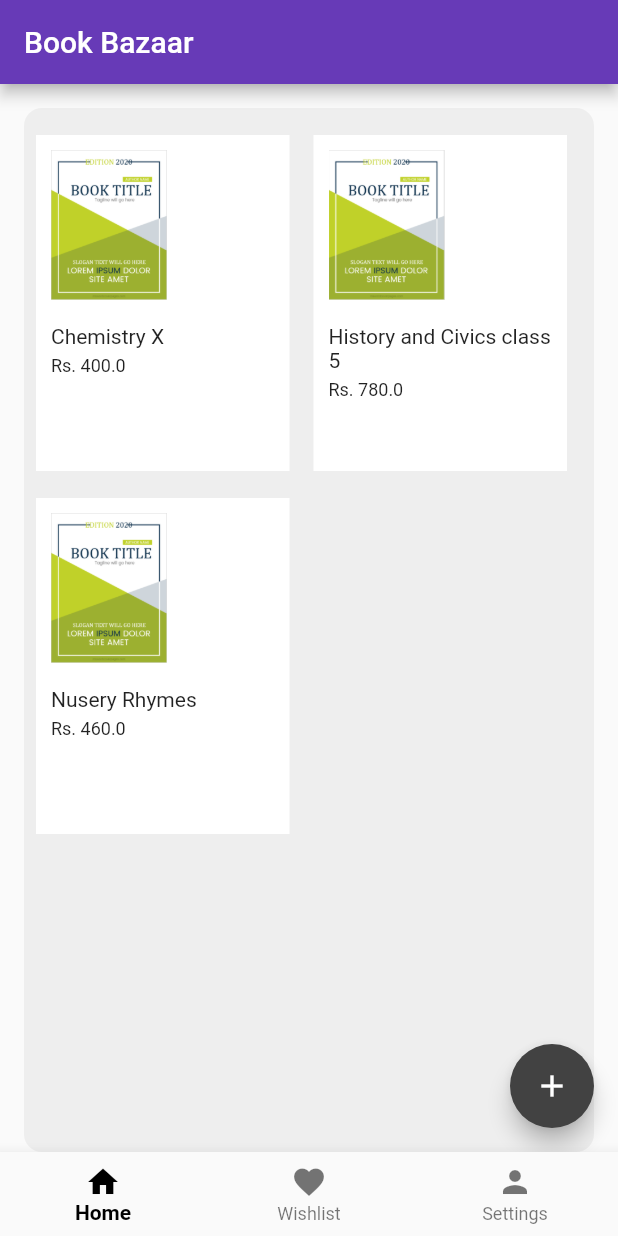
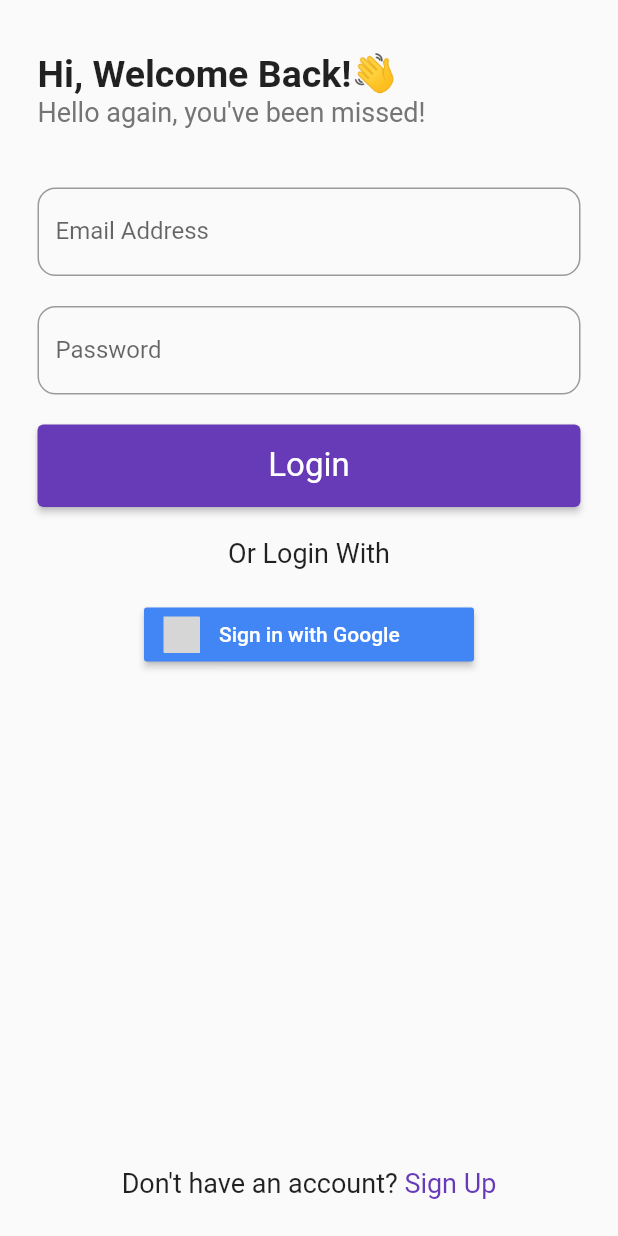
Before and after one commit to shrutikahilale/Book-Bazaar-App, a Flutter app: the screen it shows after launch, on a phone screen of 412 x 824 dp. Run offline on Flutter 3.47's test engine with Material 2 defaults, Android fonts, the phone set to English and light mode, and no system bars; drawn by our look-alikes of sign_in_button; our stand-ins replace cloud_firestore, firebase_auth, firebase_core, google_fonts, google_sign_in; accounts and stored records are empty; Roboto replaces fonts that are missing (Kanit); grey boxes are pictures that could not be loaded.

Commit message:
added login/signup service

```diff
--- /dev/null
+++ b/lib/consts/app_consts.dart
@@ -0,0 +1,5 @@
+import 'package:flutter/material.dart';
+
+class Consts {
+  static const Color primary = Color(0xFF673AB7);
+}
--- a/lib/main.dart
+++ b/lib/main.dart
@@ -1,12 +1,19 @@
-import 'package:bookbazaar/first_home_screen.dart';
+import 'package:bookbazaar/screens/first_home_screen.dart';
 import 'package:bookbazaar/layouts/profile.dart';
 import 'package:bookbazaar/layouts/viewbook.dart';
+import 'package:bookbazaar/screens/intro_screen.dart';
+import 'package:bookbazaar/screens/login_screen.dart';
+import 'package:bookbazaar/screens/middleware.dart';
+import 'package:bookbazaar/screens/register_screen.dart';
+import 'package:firebase_core/firebase_core.dart';
 import 'package:flutter/material.dart';
 
 import 'layouts/home.dart';
 import 'layouts/addbook.dart';
 
-void main() {
+Future<void> main() async {
+  WidgetsFlutterBinding.ensureInitialized();
+  await Firebase.initializeApp();
   runApp(const MyApp());
 }
 
@@ -20,10 +27,12 @@ class MyApp extends StatelessWidget {
       theme: ThemeData(
         primarySwatch: Colors.blue,
       ),
-      home: FirstScreen(),
+      home: Middleware(),
       routes: {
-        '/viewbook':(context) => BookLayout(),
-        '/addbook':(context)=> AddBook(),
+        '/viewbook': (context) => BookLayout(),
+        '/addbook': (context) => AddBook(),
+        '/login': (context) => LoginScreen(),
+        '/register': (context) => RegisterScreen(),
       },
     );
   }
--- /dev/null
+++ b/lib/screens/login_screen.dart
@@ -0,0 +1,171 @@
+import 'package:bookbazaar/consts/app_consts.dart';
+import 'package:bookbazaar/screens/register_screen.dart';
+import 'package:bookbazaar/services/auth_service.dart';
+import 'package:flutter/material.dart';
+import 'package:google_fonts/google_fonts.dart';
+import 'package:google_sign_in/google_sign_in.dart';
+import 'package:sign_in_button/sign_in_button.dart';
+
+class LoginScreen extends StatefulWidget {
+  LoginScreen({Key? key}) : super(key: key);
+
+  @override
+  State<LoginScreen> createState() => _LoginScreenState();
+}
+
+class _LoginScreenState extends State<LoginScreen> {
+  @override
+  final key = GlobalKey<FormState>();
+
+  TextEditingController email = TextEditingController();
+
+  TextEditingController password = TextEditingController();
+
+  @override
+  Widget build(BuildContext context) {
+    return Scaffold(
+      resizeToAvoidBottomInset: false,
+      body: SafeArea(
+        child: Padding(
+          padding: const EdgeInsets.symmetric(horizontal: 25, vertical: 25),
+          child:
+              Column(crossAxisAlignment: CrossAxisAlignment.start, children: [
+            SizedBox(
+              height: 10,
+            ),
+            Text(
+              "Hi, Welcome Back!👋",
+              style:
+                  GoogleFonts.kanit(fontSize: 25, fontWeight: FontWeight.w600),
+            ),
+            Text(
+              "Hello again, you've been missed!",
+              style: GoogleFonts.kanit(
+                  fontSize: 18,
+                  fontWeight: FontWeight.w400,
+                  color: Colors.grey.shade600),
+            ),
+            Form(
+                key: key,
+                child: Column(
+                  children: [
+                    SizedBox(
+                      height: 40,
+                    ),
+                    TextFormField(
+                      validator: (value) {
+                        if (value == null ||
+                            value.isEmpty ||
+                            !value.contains('@gmail.com')) {
+                          return 'Please enter valid email';
+                        }
+                        return null;
+                      },
+                      controller: email,
+                      decoration: InputDecoration(
+                          labelText: 'Email Address',
+                          border: OutlineInputBorder(
+                              borderRadius: BorderRadius.circular(12))),
+                    ),
+                    SizedBox(
+                      height: 20,
+                    ),
+                    TextFormField(
+                      validator: (value) {
+                        if (value == null || value.isEmpty) {
+                          return 'Please enter a valid password';
+                        }
+
+                        if (value.length < 6) {
+                          return 'Password length should be min 6.';
+                        }
+                        return null;
+                      },
+                      controller: password,
+                      obscureText: true,
+                      decoration: InputDecoration(
+                          labelText: 'Password',
+                          border: OutlineInputBorder(
+                              borderRadius: BorderRadius.circular(12))),
+                    ),
+                    const SizedBox(
+                      height: 20,
+                    ),
+                  ],
+                )),
+            ElevatedButton(
+                style: ElevatedButton.styleFrom(
+                    backgroundColor: Consts.primary,
+                    fixedSize:
+                        Size(MediaQuery.of(context).size.width * 0.92, 55)),
+                onPressed: () {
+                  if (key.currentState!.validate()) {
+                    AuthService().login(
+                        email.text.trim(), password.text.trim(), context);
+                  }
+                },
+                child: Text(
+                  "Login",
+                  style: GoogleFonts.kanit(
+                    fontSize: 22,
+                    fontWeight: FontWeight.w400,
+                  ),
+                )),
+            const SizedBox(
+              height: 20,
+            ),
+            Row(
+              mainAxisAlignment: MainAxisAlignment.center,
+              children: [
+                Text(
+                  "Or Login With",
+                  style: GoogleFonts.kanit(
+                    fontSize: 18,
+                    fontWeight: FontWeight.w400,
+                  ),
+                ),
+              ],
+            ),
+            const SizedBox(
+              height: 20,
+            ),
+            Center(
+              child: SignInButton(
+                Buttons.googleDark,
+                onPressed: () {
+                  AuthService().signInWithGoogle();
+                },
+              ),
+            ),
+            Expanded(
+              child: Column(
+                mainAxisAlignment: MainAxisAlignment.end,
+                children: [
+                  Row(
+                    mainAxisAlignment: MainAxisAlignment.center,
+                    children: [
+                      Text(
+                        "Don't have an account?",
+                        style: GoogleFonts.kanit(fontSize: 18),
+                      ),
+                      GestureDetector(
+                        onTap: () {
+                          Navigator.of(context).pushNamed('/register');
+                        },
+                        child: Text(
+                          " Sign Up",
+                          style: GoogleFonts.kanit(
+                              fontSize: 18, color: Consts.primary),
+                        ),
+                      ),
+                    ],
+                  ),
+                ],
+              ),
+            ),
+          ]),
+        ),
+      ),
+    );
+  }
+}
--- /dev/null
+++ b/lib/screens/middleware.dart
@@ -0,0 +1,24 @@
+import 'package:bookbazaar/screens/first_home_screen.dart';
+import 'package:bookbazaar/screens/login_screen.dart';
+import 'package:firebase_auth/firebase_auth.dart';
+import 'package:flutter/cupertino.dart';
+import 'package:flutter/src/widgets/container.dart';
+import 'package:flutter/src/widgets/framework.dart';
+
+class Middleware extends StatelessWidget {
+  const Middleware({super.key});
+
+  @override
+  Widget build(BuildContext context) {
+    return StreamBuilder<User?>(
+      stream: FirebaseAuth.instance.authStateChanges(),
+      builder: (context, snapshot) {
+        debugPrint(snapshot.data?.uid.toString());
+        if (snapshot.hasData) {
+          return FirstScreen();
+        }
+        return LoginScreen();
+      },
+    );
+  }
+}
--- /dev/null
+++ b/lib/services/auth_service.dart
@@ -0,0 +1,102 @@
+import 'package:cloud_firestore/cloud_firestore.dart';
+import 'package:firebase_auth/firebase_auth.dart';
+import 'package:flutter/cupertino.dart';
+import 'package:flutter/material.dart';
+import 'package:google_sign_in/google_sign_in.dart';
+
+class AuthService {
+  Future<bool> signInWithGoogle() async {
+    // Trigger the authentication flow
+    final GoogleSignInAccount? googleUser = await GoogleSignIn().signIn();
+
+    // Obtain the auth details from the request
+    final GoogleSignInAuthentication? googleAuth =
+        await googleUser?.authentication;
+
+    // Create a new credential
+    final credential = GoogleAuthProvider.credential(
+      accessToken: googleAuth?.accessToken,
+      idToken: googleAuth?.idToken,
+    );
+
+    // Once signed in, return the UserCredential
+    final userCred =
+        await FirebaseAuth.instance.signInWithCredential(credential);
+
+    if (userCred.additionalUserInfo!.isNewUser) {
+      await createUserProfile(
+          userCred.user!.displayName ?? "",
+          userCred.user!.email ?? "",
+          userCred.user!.phoneNumber ?? "",
+          userCred.user!.uid,
+          userCred.user!.photoURL ?? "");
+    }
+
+    return true;
+  }
+
+  void login(String emailAddress, String password, BuildContext context) async {
+    try {
+      final credential = await FirebaseAuth.instance
+          .signInWithEmailAndPassword(email: emailAddress, password: password);
+    } on FirebaseAuthException catch (e) {
+      if (e.code == 'user-not-found') {
+        debugPrint('No user found for that email.');
+        ScaffoldMessenger.of(context).showSnackBar(
+            const SnackBar(content: Text('No user found for that email.')));
+      } else if (e.code == 'wrong-password') {
+        debugPrint('Wrong password provided for that user.');
+        ScaffoldMessenger.of(context).showSnackBar(const SnackBar(
+            content: Text('Wrong password provided for that user.')));
+      } else {
+        debugPrint(e.toString());
+      }
+    }
+  }
+
+  Future<void> register(String name, String phone, String emailAddress,
+      String password, BuildContext context) async {
+    try {
+      debugPrint('registering started...');
+      final credential =
+          await FirebaseAuth.instance.createUserWithEmailAndPassword(
+        email: emailAddress,
+        password: password,
+      );
+
+      await createUserProfile(name, emailAddress, phone, credential.user!.uid,
+          credential.user!.photoURL ?? "");
+
+      Navigator.of(context).pop();
+    } on FirebaseAuthException catch (e) {
+      if (e.code == 'weak-password') {
+        debugPrint('weak password');
+        ScaffoldMessenger.of(context).showSnackBar(const SnackBar(
+            content: Text('The password provided is too weak.')));
+      } else if (e.code == 'email-already-in-use') {
+        debugPrint('already in use');
+        ScaffoldMessenger.of(context).showSnackBar(const SnackBar(
+            content: Text('The account already exists for that email.')));
+      } else {
+        debugPrint(e.toString());
+      }
+    } catch (e) {
+      debugPrint(e.toString());
+    }
+  }
+
+  void signOut() async {
+    await FirebaseAuth.instance.signOut();
+  }
+
+  Future<void> createUserProfile(String name, String email, String phone,
+      String uid, String photoUrl) async {
+    await FirebaseFirestore.instance.collection("Users").doc(uid).set({
+      "name": name,
+      "phone": phone,
+      "email": email,
+      "uid": uid,
+      "photoURL": photoUrl
+    });
+  }
+}
```
Also changed, not shown: lib/screens/first_home_screen.dart (renamed from lib/first_home_screen.dart, +13 -1 lines), lib/screens/intro_screen.dart (added, +27 -0 lines), lib/screens/register_screen.dart (added, +213 -0 lines), pubspec.yaml (+8 -0 lines), pubspec.lock, 2 other files.
